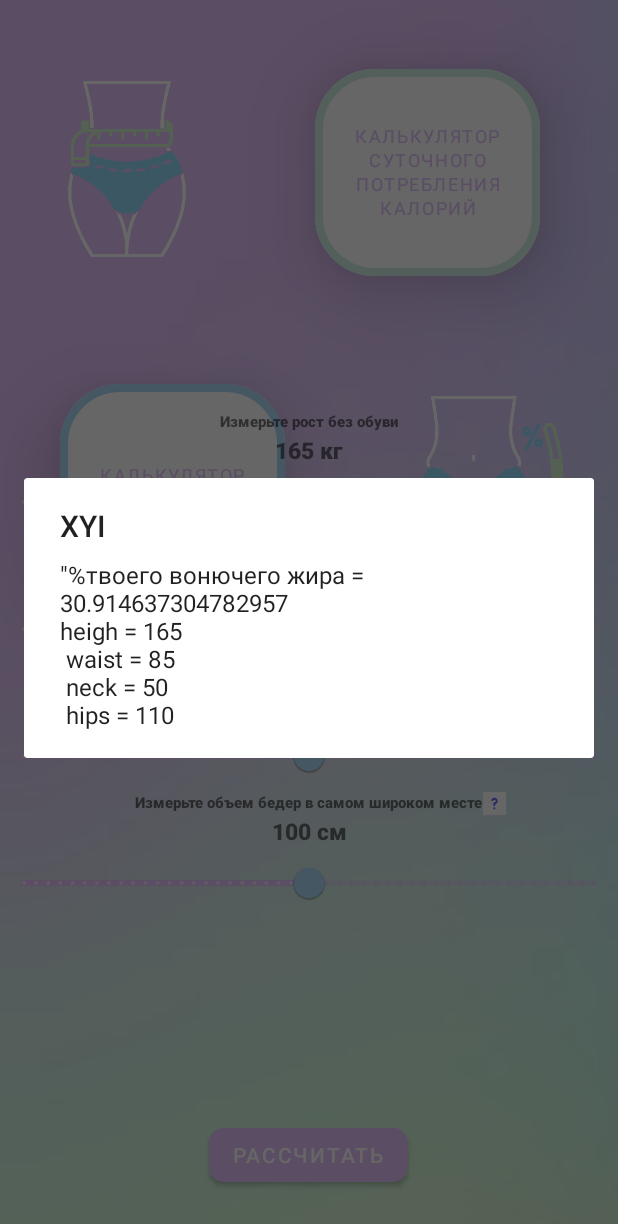
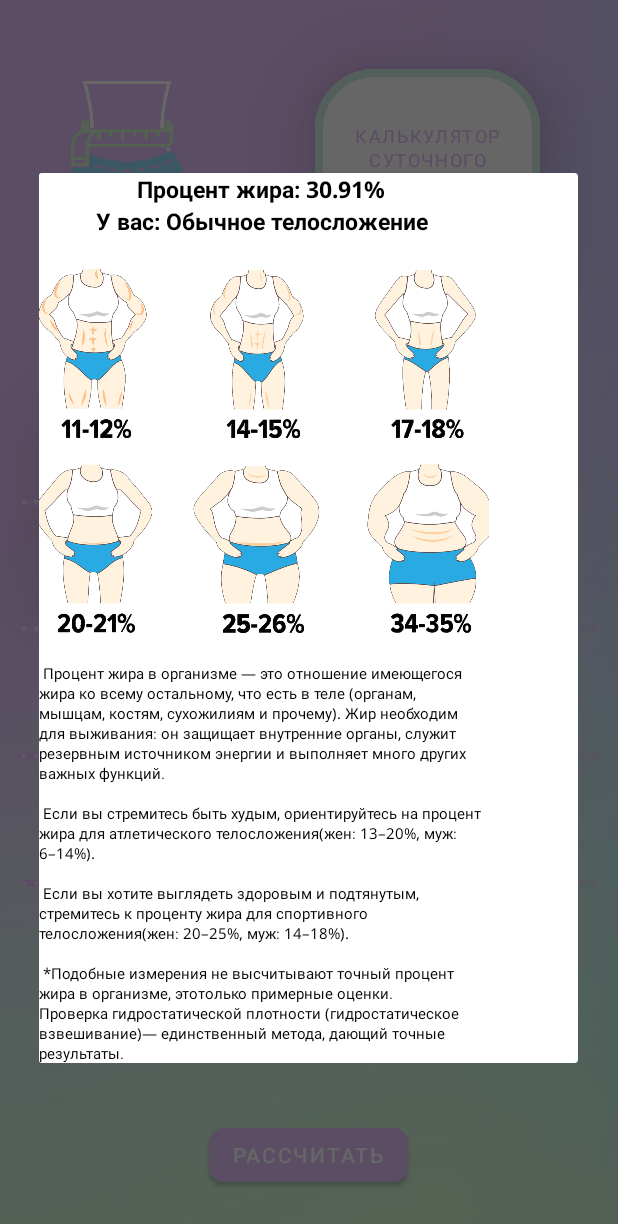
Before and after one commit to NacWay/BodyFatApp, an Android app: the fragment fatForFemale placed in its activity, after a tap on "РАССЧИТАТЬ", on a phone screen of 412 x 824 dp. Shown: the top 1224 px of the screen. Run offline under Robolectric (Android 15) with nearby library versions, the phone set to English and light mode, and no system bars.

Commit message:
finish calculater fatbode

```diff
--- a/app/src/main/java/com/malov/bodyfat/fatForFemale.kt
+++ b/app/src/main/java/com/malov/bodyfat/fatForFemale.kt
@@ -35,7 +35,7 @@ class fatForFemale : Fragment() {
         super.onViewCreated(view, savedInstanceState)
 
         val inflater = layoutInflater
-        val layout = inflater.inflate(R.layout.toast, view?.findViewById(R.id.linearLayout))
+        val layout = inflater.inflate(R.layout.toast, view?.findViewById(R.id.toastShape))
         val myToast = Toast(view.context)
 
         fun doToast(s: String, waist: Int) {
@@ -91,19 +91,22 @@ class fatForFemale : Fragment() {
 
         upDate()
 
-
         button.setOnClickListener{
             upDate()
-            val result : Double = 495 / (1.29579 - 0.35004 * Math.log10((waist + hips - neck).toDouble()) + 0.22100 * Math.log10(
-                height.toDouble()
-            )) - 450
-            DecimalFormat("#0.00").format(result)
+
+            var result : Double = 495 / (1.29579 - 0.35004 * Math.log10((waist + hips - neck).toDouble()) + 0.22100 * Math.log10(height.toDouble())) - 450
+
             val builder = AlertDialog.Builder(view.context)
             val inflater = layoutInflater
-            val dialogLayout = inflater.inflate(R.layout.fragment_fat_for_female, null)
+            val dialogLayout = inflater.inflate(R.layout.dialog, view?.findViewById(R.id.dialogShape))
+
+            val categoryFat : String = categoryFat(result)
+            val resStr : String = DecimalFormat("#0.00").format(result)
+            val text : TextView = dialogLayout.findViewById(R.id.resDialog)
+            text.text = "Процент жира: $resStr% \nУ вас: $categoryFat \n"
+
             builder.setCancelable(true)
-                .setTitle("XYI")
-                .setMessage("\"%твоего вонючего жира = $result \nheigh = $height \n waist = $waist \n neck = $neck \n hips = $hips")
+                .setView(dialogLayout)
             builder.show()
         }
 
@@ -114,14 +117,26 @@ class fatForFemale : Fragment() {
             override fun onStartTrackingTouch(slider: Slider) {
             }
             override fun onStopTrackingTouch(slider: Slider) {
-                text.text = "${slider.value.toInt()}"
+                text.text = "${slider.value.toInt()} см"
             }
         })
         slider.addOnChangeListener { slider, value, fromUser ->
-            text.text = "${slider.value.toInt()}"
+            text.text = "${slider.value.toInt()} см"
             val vibe: Vibrator = view?.context!!.getSystemService(Context.VIBRATOR_SERVICE) as Vibrator
             vibe.vibrate(50)
         }
         return slider.value.toInt()
     }
+
+    private fun categoryFat(result: Double) : String{
+        var string : String = "Ошибка определения"
+        when{
+            result in 10.00..13.00 -> string = "Необходимый жир — это минимум, который нужен для выживания"
+            result in 13.01..20.00 -> string = "Атлетическое телосложение"
+            result in 20.01..25.00 -> string = "Спортивное телосложение"
+            result in 25.01..32.00 -> string = "Обычное телосложение"
+            result >= 32.01 -> string = "Ожирение"
+        }
+        return string
+    }
 }
--- a/app/src/main/res/drawable/noticeimage.xml
+++ b/app/src/main/res/drawable/noticeimage.xml
@@ -1,6 +1,6 @@
 <vector xmlns:android="http://schemas.android.com/apk/res/android"
-    android:width="15dp"
-    android:height="15dp"
+    android:width="25dp"
+    android:height="25dp"
     android:viewportWidth="24"
     android:viewportHeight="24">
   <path
--- /dev/null
+++ b/app/src/main/res/font/noto_sans_bold.xml
@@ -0,0 +1,7 @@
+<?xml version="1.0" encoding="utf-8"?>
+<font-family xmlns:app="http://schemas.android.com/apk/res-auto"
+        app:fontProviderAuthority="com.google.android.gms.fonts"
+        app:fontProviderPackage="com.google.android.gms"
+        app:fontProviderQuery="name=Noto Sans&amp;weight=700"
+        app:fontProviderCerts="@array/com_google_android_gms_fonts_certs">
+</font-family>
--- /dev/null
+++ b/app/src/main/res/layout/dialog.xml
@@ -0,0 +1,40 @@
+<?xml version="1.0" encoding="utf-8"?>
+<LinearLayout xmlns:android="http://schemas.android.com/apk/res/android"
+    xmlns:app="http://schemas.android.com/apk/res-auto"
+    android:orientation="vertical"
+    android:layout_width="wrap_content"
+    android:layout_height="wrap_content"
+    android:id="@+id/dialogShape">
+
+    <TextView
+        android:id="@+id/resDialog"
+        android:layout_width="300dp"
+        android:layout_height="wrap_content"
+        android:background="@color/white"
+        android:fontFamily="@font/noto_sans_bold"
+        android:textAlignment="center"
+        android:text="string"
+        android:textColor="@color/black"
+        android:textSize="15sp" />
+
+
+    <ImageView
+        android:id="@+id/imageDialog"
+        android:layout_width="300dp"
+        android:layout_height="250dp"
+        android:layout_marginEnd="8dp"
+        android:scaleType="centerCrop"
+        android:src="@drawable/tablefatfemale" />
+
+    <TextView
+        android:id="@+id/textDialog"
+        android:layout_width="300dp"
+        android:layout_height="wrap_content"
+        android:background="@color/white"
+        android:textColor="@color/black"
+        android:fontFamily="@font/noto_sans"
+        android:textSize="10sp"
+        android:text="@string/anatation"
+        />
+
+</LinearLayout>
--- a/app/src/main/res/layout/fragment_fat_for_female.xml
+++ b/app/src/main/res/layout/fragment_fat_for_female.xml
@@ -26,7 +26,7 @@
         android:layout_gravity="center"
         android:layout_marginTop="15dp"
         android:fontFamily="sans-serif-black"
-        android:text="165 кг"
+        android:text="165 см"
         android:textSize="15dp"
         app:layout_constraintEnd_toEndOf="parent"
         app:layout_constraintStart_toStartOf="parent"
@@ -44,7 +44,7 @@
         app:layout_constraintEnd_toEndOf="parent"
         app:layout_constraintStart_toStartOf="parent"
         app:layout_constraintTop_toBottomOf="@+id/valuetextHight"
-        app:thumbColor="@color/lightBlue" />
+        app:thumbColor="@color/lightgreen" />
 
     <TextView
         android:id="@+id/textWaist"
@@ -81,7 +81,7 @@
         android:stepSize="1"
         android:valueFrom="50"
         android:valueTo="120"
-        app:thumbColor="@color/lightBlue"
+        app:thumbColor="@color/lightgreen"
         app:layout_constraintEnd_toEndOf="parent"
         app:layout_constraintStart_toStartOf="parent"
         app:layout_constraintTop_toBottomOf="@+id/valuetextWaist" />
@@ -121,7 +121,7 @@
         android:stepSize="1"
         android:valueFrom="20"
         android:valueTo="80"
-        app:thumbColor="@color/lightBlue"
+        app:thumbColor="@color/lightgreen"
         app:layout_constraintEnd_toEndOf="parent"
         app:layout_constraintStart_toStartOf="parent"
         app:layout_constraintTop_toBottomOf="@+id/valuetextNeck" />
@@ -164,7 +164,7 @@
         app:layout_constraintHorizontal_bias="0.0"
         app:layout_constraintStart_toStartOf="parent"
         app:layout_constraintTop_toBottomOf="@+id/valuetextHips"
-        app:thumbColor="@color/lightBlue" />
+        app:thumbColor="@color/lightgreen" />
 
     <Button
         android:id="@+id/button"
@@ -184,8 +184,8 @@
 
     <ImageButton
         android:id="@+id/noticeWaist"
-        android:layout_width="15dp"
-        android:layout_height="15dp"
+        android:layout_width="25dp"
+        android:layout_height="25dp"
         android:layout_marginStart="0dp"
         android:background="@color/white"
         android:src="@drawable/noticeimage"
@@ -194,8 +194,8 @@
 
     <ImageButton
         android:id="@+id/noticeNeck"
-        android:layout_width="15dp"
-        android:layout_height="15dp"
+        android:layout_width="25dp"
+        android:layout_height="25dp"
         android:layout_marginStart="0dp"
         android:background="@color/white"
         android:src="@drawable/noticeimage"
@@ -204,8 +204,8 @@
 
     <ImageButton
         android:id="@+id/noticeHips"
-        android:layout_width="15dp"
-        android:layout_height="15dp"
+        android:layout_width="25dp"
+        android:layout_height="25dp"
         android:layout_marginStart="0dp"
         android:background="@color/white"
         android:src="@drawable/noticeimage"
--- a/app/src/main/res/layout/toast.xml
+++ b/app/src/main/res/layout/toast.xml
@@ -4,7 +4,7 @@
     android:orientation="vertical"
     android:layout_width="match_parent"
     android:layout_height="match_parent"
-    android:id="@+id/linearLayout">
+    android:id="@+id/toastShape">
 
 
 
--- a/app/src/main/res/values/preloaded_fonts.xml
+++ b/app/src/main/res/values/preloaded_fonts.xml
@@ -4,5 +4,6 @@
         <item>@font/arsenal_bold</item>
         <item>@font/arsenal_bold_italic</item>
         <item>@font/noto_sans</item>
+        <item>@font/noto_sans_bold</item>
     </array>
 </resources>
--- a/app/src/main/res/values/strings.xml
+++ b/app/src/main/res/values/strings.xml
@@ -6,4 +6,10 @@
     <string name="hello_blank_fragment">Hello blank fragment</string>
     <string name="female">ЖЕН</string>
     <string name="male">МУЖ</string>
+    <string name="anatation">
+        \n Процент жира в организме — это отношение имеющегося жира ко всему остальному, что есть в теле (органам, мышцам, костям, сухожилиям и прочему). Жир необходим для выживания: он защищает внутренние органы, служит резервным источником энергии и выполняет много других важных функций.\n\n
+        Если вы стремитесь быть худым, ориентируйтесь на процент жира для атлетического телосложения(жен: 13–20%, муж: 6–14%).\n\n
+        Если вы хотите выглядеть здоровым и подтянутым, стремитесь к проценту жира для спортивного телосложения(жен: 20–25%, муж: 14–18%).\n\n
+        *Подобные измерения не высчитывают точный процент жира в организме, этотолько примерные оценки. Проверка гидростатической плотности (гидростатическое взвешивание)— единственный метода, дающий точные результаты.
+    </string>
 </resources>
```
Also changed, not shown: app/src/main/java/com/malov/bodyfat/fatForMale.kt (+27 -14 lines), app/src/main/java/com/malov/bodyfat/fatPersent.kt (+15 -6 lines), app/src/main/res/layout/fragment_fan_for_male.xml (+11 -8 lines), app/src/main/res/layout/fragment_fat_persent.xml (+7 -2 lines), app/src/main/res/drawable-v24/tablefatfemale.png (added).
